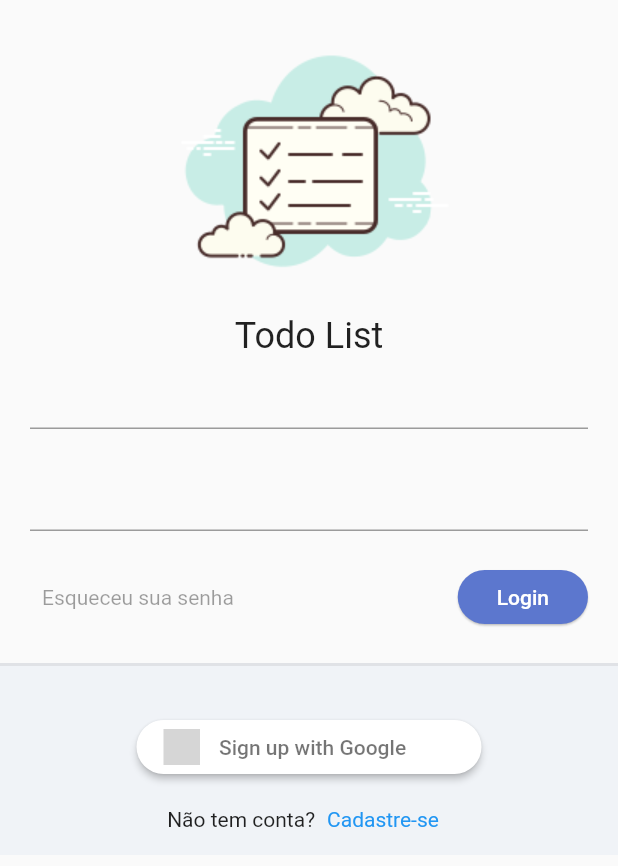
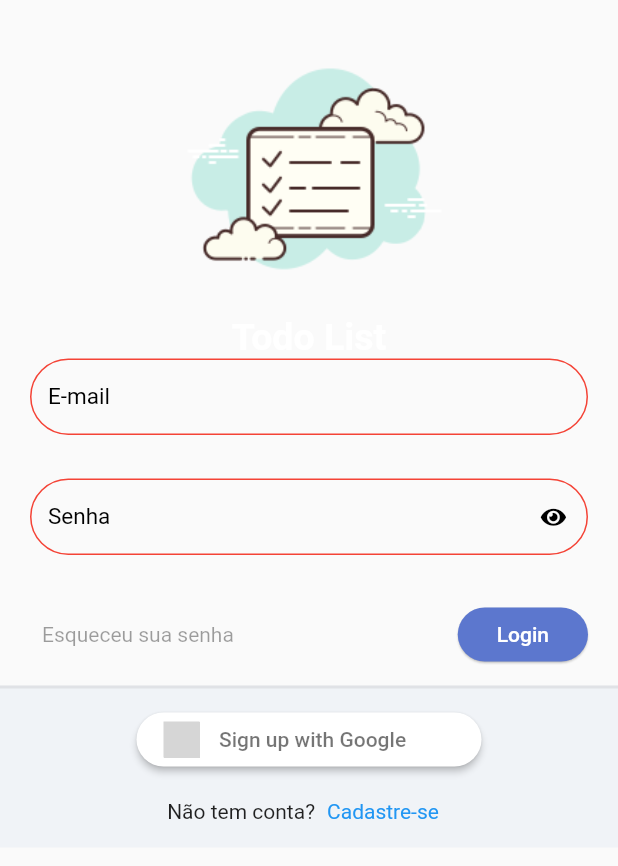
Before and after one commit to jcscesar/todolist, a Flutter app: the screen it shows after launch, on a phone screen of 412 x 824 dp. Shown: the top 866 px of the screen. Run offline on Flutter 3.47's test engine with Material 2 defaults, Android fonts, the phone set to English and light mode, and no system bars; our stand-ins replace flutter_signin_button, google_fonts, sqflite, sqflite_common, synchronized; accounts and stored records are empty; Roboto replaces fonts that are missing (Mandali); grey boxes are pictures that could not be loaded.

Commit message:
feat: ensure login page and fluttericon font google

```diff
--- a/lib/app/app_widget.dart
+++ b/lib/app/app_widget.dart
@@ -1,6 +1,5 @@
 import 'package:flutter/material.dart';
 import 'package:todolist/app/core/database/sqlite_admin_connection.dart';
-import 'package:todolist/app/core/ui/theme_extensions.dart';
 import 'package:todolist/app/core/ui/todo_ui_list_config.dart';
 import 'package:todolist/app/modules/auth/auth_module.dart';
 import 'package:todolist/app/modules/splash/splash_page.dart';
--- a/lib/app/core/ui/colors_extensions.dart
+++ b/lib/app/core/ui/colors_extensions.dart
@@ -3,4 +3,5 @@ import 'package:flutter/material.dart';
 class ColorsExtensions {
   Color buttonColor = const Color(0xff5c77ce);
   Color expandeds = const Color(0xfff0f3f7);
+  Color colorWhite = Colors.white;
 }
--- a/lib/app/core/ui/theme_extensions.dart
+++ b/lib/app/core/ui/theme_extensions.dart
@@ -7,7 +7,7 @@ extension ThemeExtensions on BuildContext {
   TextTheme get textTheme => Theme.of(this).textTheme;
 
   TextStyle get titleStyle => const TextStyle(
-        fontSize: 12,
+        fontSize: 25,
         fontWeight: FontWeight.bold,
         color: Colors.white,
       );
--- a/lib/app/core/ui/todo_ui_list_config.dart
+++ b/lib/app/core/ui/todo_ui_list_config.dart
@@ -6,14 +6,44 @@ class TodoUiListConfig {
   TodoUiListConfig._();
 
   static ThemeData get theme => ThemeData(
-        primaryColor: const Color(0xff5c77ce),
-        primaryColorLight: const Color(0xff5c77ce),
+        brightness: Brightness.light,
+        primaryColor: ColorsExtensions().buttonColor,
+        primaryColorLight: ColorsExtensions().buttonColor,
         textTheme: GoogleFonts.mandaliTextTheme(),
+        primaryTextTheme: TextTheme(
+          headlineMedium: TextStyle(
+            color: ColorsExtensions().colorWhite,
+          ),
+        ),
+        inputDecorationTheme: InputDecorationTheme(
+          suffixStyle: const TextStyle(
+            fontSize: 15,
+            color: Colors.black,
+          ),
+          suffixIconColor: Colors.black,
+          labelStyle: const TextStyle(
+            fontSize: 15,
+            color: Colors.black,
+          ),
+          prefixStyle: const TextStyle(
+            fontSize: 15,
+            color: Colors.black,
+          ),
+          focusColor: Colors.black,
+          border: OutlineInputBorder(
+            borderRadius: BorderRadius.circular(30),
+          ),
+          enabledBorder: OutlineInputBorder(
+            borderRadius: BorderRadius.circular(30),
+            borderSide: const BorderSide(color: Colors.red),
+          ),
+          isDense: true,
+        ),
         textButtonTheme: TextButtonThemeData(
           style: ButtonStyle(
             textStyle: MaterialStateProperty.all(
               const TextStyle(
-                color: Colors.black,
+                color: Colors.white,
               ),
             ),
           ),
--- /dev/null
+++ b/lib/app/core/ui/todolisticon_icons.dart
@@ -0,0 +1,30 @@
+/// Flutter icons Todolisticon
+/// Copyright (C) 2023 by original authors @ fluttericon.com, fontello.com
+/// This font was generated by FlutterIcon.com, which is derived from Fontello.
+///
+/// To use this font, place it in your fonts/ directory and include the
+/// following in your pubspec.yaml
+///
+/// flutter:
+///   fonts:
+///    - family:  Todolisticon
+///      fonts:
+///       - asset: fonts/Todolisticon.ttf
+///
+///
+/// * Font Awesome 5, Copyright (C) 2016 by Dave Gandy
+///         Author:    Dave Gandy
+///         License:   SIL (https://github.com/FortAwesome/Font-Awesome/blob/master/LICENSE.txt)
+///         Homepage:  http://fortawesome.github.com/Font-Awesome/
+///
+import 'package:flutter/widgets.dart';
+
+class Todolisticon {
+  Todolisticon._();
+
+  static const _kFontFam = 'Todolisticon';
+  static const String? _kFontPkg = null;
+
+  static const IconData eye = IconData(0xf06e, fontFamily: _kFontFam, fontPackage: _kFontPkg);
+  static const IconData eye_slash = IconData(0xf070, fontFamily: _kFontFam, fontPackage: _kFontPkg);
+}
--- a/lib/app/core/widget/todo_list_logo.dart
+++ b/lib/app/core/widget/todo_list_logo.dart
@@ -8,14 +8,15 @@ class TodoListLogo extends StatelessWidget {
   Widget build(BuildContext context) {
     return Column(
       mainAxisAlignment: MainAxisAlignment.center,
+      mainAxisSize: MainAxisSize.min,
       children: [
         Image.asset(
           'assets/images/logo.png',
-          height: 200,
+          height: 190,
         ),
         Text(
           'Todo List',
-          style: context.textTheme.headlineSmall,
+          style: context.titleStyle,
         )
       ],
     );
--- a/lib/app/core/widget/todo_text_form_fiel.dart
+++ b/lib/app/core/widget/todo_text_form_fiel.dart
@@ -1,10 +1,57 @@
 import 'package:flutter/material.dart';
+import 'package:todolist/app/core/ui/todolisticon_icons.dart';
 
 class TodoTextFormFiel extends StatelessWidget {
-  const TodoTextFormFiel({Key? key}) : super(key: key);
+  final String? label;
+  final bool obscureText;
+  final IconButton? suffixIconButton;
+  final ValueNotifier<bool> obscureTextVelueNotifier;
+  final TextEditingController? controller;
+  final FormFieldValidator? validator;
+
+  TodoTextFormFiel({
+    Key? key,
+    required this.label,
+    this.obscureText = false,
+    this.suffixIconButton,
+    this.controller,
+    this.validator,
+  })  : assert(obscureText == true ? suffixIconButton == null : true,
+            'obscureText não pode ser enviado em conjunto com suffixIconButton'),
+        obscureTextVelueNotifier = ValueNotifier(obscureText),
+        super(key: key);
 
   @override
   Widget build(BuildContext context) {
-    return TextFormField();
+    return ValueListenableBuilder<bool>(
+        valueListenable: obscureTextVelueNotifier,
+        builder: (_, obscureTextValue, cuild) {
+          return SizedBox(
+            height: 60,
+            child: TextFormField(
+              controller: controller,
+              validator: validator,
+              decoration: InputDecoration(
+                labelText: label,
+                suffixIcon: suffixIconButton ??
+                    (obscureText == true
+                        ? IconButton(
+                            onPressed: () {
+                              obscureTextVelueNotifier.value =
+                                  !obscureTextValue;
+                            },
+                            icon: Icon(
+                              !obscureTextValue
+                                  ? Todolisticon.eye_slash
+                                  : Todolisticon.eye,
+                              size: 15,
+                            ),
+                          )
+                        : null),
+              ),
+              obscureText: obscureTextValue,
+            ),
+          );
+        });
   }
 }
--- a/lib/app/modules/auth/login/login_page.dart
+++ b/lib/app/modules/auth/login/login_page.dart
@@ -20,9 +20,11 @@ class LoginPage extends StatelessWidget {
                 minWidth: constraints.minWidth,
               ),
               child: IntrinsicHeight(
+                child: Expanded(
+                  flex: 1,
                   child: Column(
                     children: [
-                    const SizedBox(height: 10),
+                      const SizedBox(height: 20),
                       const TodoListLogo(),
                       Padding(
                         padding: const EdgeInsets.symmetric(
@@ -31,12 +33,16 @@ class LoginPage extends StatelessWidget {
                         child: Form(
                           child: Column(
                             children: [
-                            TodoTextFormFiel(),
+                              TodoTextFormFiel(label: "E-mail"),
                               const SizedBox(height: 20),
-                            TodoTextFormFiel(),
+                              TodoTextFormFiel(
+                                label: "Senha",
+                                obscureText: true,
+                              ),
                               const SizedBox(height: 20),
                               Row(
-                              mainAxisAlignment: MainAxisAlignment.spaceBetween,
+                                mainAxisAlignment:
+                                    MainAxisAlignment.spaceBetween,
                                 children: [
                                   const TextButton(
                                     onPressed: null,
@@ -55,10 +61,14 @@ class LoginPage extends StatelessWidget {
                           ),
                         ),
                       ),
-                    const SizedBox(
-                      height: 20,
+                      Expanded(
+                        flex: 0,
+                        child: Container(
+                          height: 10,
+                        ),
                       ),
                       Expanded(
+                        flex: 2,
                         child: Container(
                           decoration: BoxDecoration(
                             color: ColorsExtensions().expandeds,
@@ -71,7 +81,7 @@ class LoginPage extends StatelessWidget {
                           ),
                           child: Column(
                             children: [
-                            const SizedBox(height: 30),
+                              const SizedBox(height: 10),
                               SignInButton(
                                 Buttons.Google,
                                 text: "Sign up with Google",
@@ -99,6 +109,7 @@ class LoginPage extends StatelessWidget {
                   ),
                 ),
               ),
+            ),
           );
         },
       ),
```
Also changed, not shown: pubspec.yaml (+4 -4 lines), assets/fonts/Todolisticon.ttf (added). Lines whose indentation alone changed are shown as unchanged.
